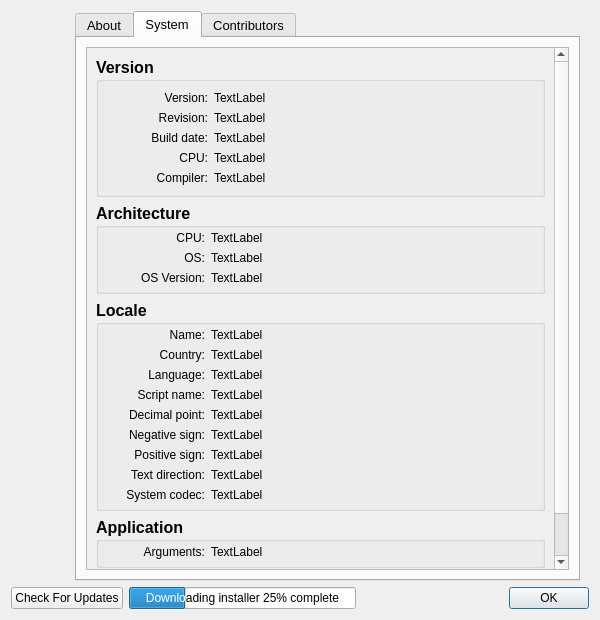
FashionFreedom/Seamly2D, file src/app/seamly2d/dialogs/about2d_dialog.ui: the form before one commit.
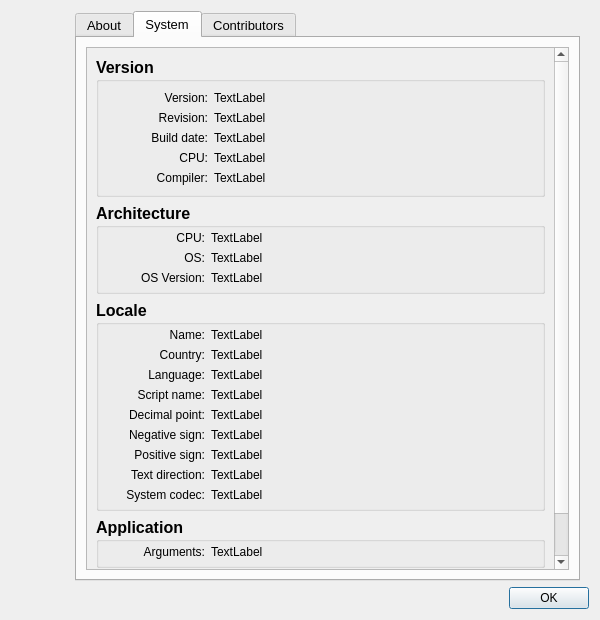
The form after the commit. The open tabs and pages were chosen to show the change. Icons and pictures are not drawn.

Commit message: add auto check for updates

```diff
--- a/src/app/seamly2d/dialogs/about2d_dialog.ui
+++ b/src/app/seamly2d/dialogs/about2d_dialog.ui
@@ -70,6 +70,15 @@
          <height>0</height>
         </size>
        </property>
+       <property name="maximumSize">
+        <size>
+         <width>114</width>
+         <height>560</height>
+        </size>
+       </property>
+       <property name="toolTip">
+        <string notr="true"/>
+       </property>
        <property name="text">
         <string/>
        </property>
@@ -1692,32 +1701,6 @@
    </item>
    <item>
     <layout class="QHBoxLayout" name="horizontalLayout_2">
-     <item>
-      <widget class="QPushButton" name="pushButtonCheckUpdate">
-       <property name="text">
-        <string>Check For Updates</string>
-       </property>
-      </widget>
-     </item>
-     <item>
-      <widget class="QProgressBar" name="downloadProgress">
-       <property name="value">
-        <number>25</number>
-       </property>
-       <property name="alignment">
-        <set>Qt::AlignCenter</set>
-       </property>
-       <property name="textVisible">
-        <bool>true</bool>
-       </property>
-       <property name="invertedAppearance">
-        <bool>false</bool>
-       </property>
-       <property name="format">
-        <string>Downloading installer %p% complete</string>
-       </property>
-      </widget>
-     </item>
      <item>
       <widget class="QDialogButtonBox" name="buttonBox">
        <property name="autoFillBackground">
```
Left out of the diff: 10 changed lines with no effect on the pictures. The commit also changes 56 other files.
